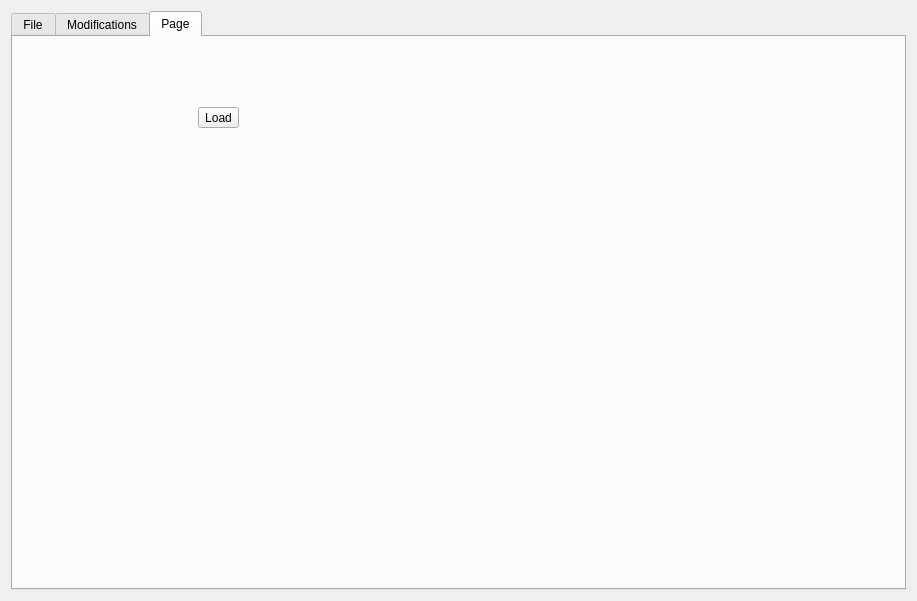
This is AdenitaCoreSE/form/SEAdenitaCoreSEAppGUI.ui in edellano/Adenita-SAMSON-Edition as Qt 5 draws it before an edit. The edited form follows.
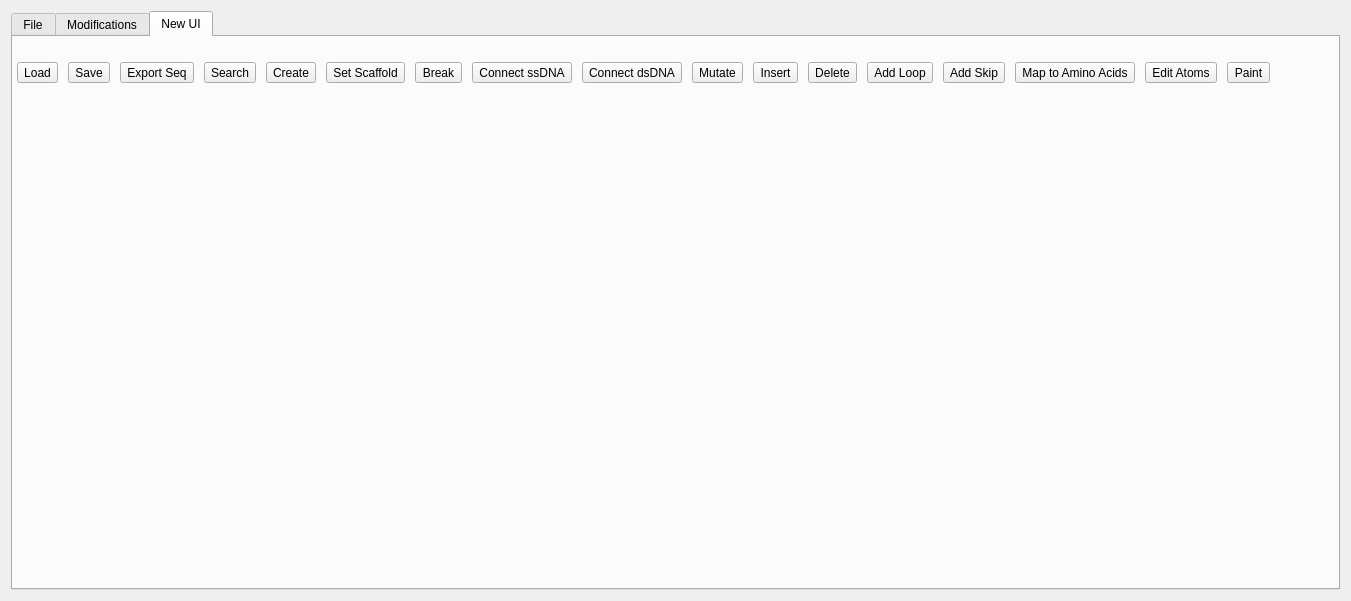
This is the edited form.

Commit message: create main bar of the new UI (icons are work in progress)

The edit to the form file:
```diff
--- a/AdenitaCoreSE/form/SEAdenitaCoreSEAppGUI.ui
+++ b/AdenitaCoreSE/form/SEAdenitaCoreSEAppGUI.ui
@@ -6,7 +6,7 @@
    <rect>
     <x>0</x>
     <y>0</y>
-    <width>917</width>
+    <width>1351</width>
     <height>601</height>
    </rect>
   </property>
@@ -280,24 +280,100 @@
        </widget>
        <widget class="QWidget" name="tab_3">
         <attribute name="title">
-         <string>Page</string>
+         <string>New UI</string>
         </attribute>
         <widget class="QWidget" name="gridLayoutWidget_4">
          <property name="geometry">
           <rect>
            <x>0</x>
            <y>0</y>
-           <width>411</width>
-           <height>161</height>
+           <width>1269</width>
+           <height>71</height>
           </rect>
          </property>
          <layout class="QGridLayout" name="gridLayout_4">
+          <item row="0" column="7">
+           <widget class="QToolButton" name="btnBreak">
+            <property name="text">
+             <string>Break</string>
+            </property>
+            <property name="iconSize">
+             <size>
+              <width>40</width>
+              <height>40</height>
+             </size>
+            </property>
+            <property name="checkable">
+             <bool>true</bool>
+            </property>
+            <property name="toolButtonStyle">
+             <enum>Qt::ToolButtonTextUnderIcon</enum>
+            </property>
+           </widget>
+          </item>
+          <item row="0" column="1">
+           <widget class="QToolButton" name="btnSave">
+            <property name="text">
+             <string>Save</string>
+            </property>
+            <property name="iconSize">
+             <size>
+              <width>40</width>
+              <height>40</height>
+             </size>
+            </property>
+            <property name="toolButtonStyle">
+             <enum>Qt::ToolButtonTextUnderIcon</enum>
+            </property>
+           </widget>
+          </item>
+          <item row="0" column="2">
+           <widget class="QToolButton" name="btnExport">
+            <property name="text">
+             <string>Export Seq</string>
+            </property>
+            <property name="iconSize">
+             <size>
+              <width>40</width>
+              <height>40</height>
+             </size>
+            </property>
+            <property name="toolButtonStyle">
+             <enum>Qt::ToolButtonTextUnderIcon</enum>
+            </property>
+           </widget>
+          </item>
           <item row="0" column="0">
            <widget class="QToolButton" name="btnLoad">
             <property name="text">
              <string>Load</string>
             </property>
+            <property name="iconSize">
+             <size>
+              <width>40</width>
+              <height>40</height>
+             </size>
+            </property>
             <property name="checkable">
+             <bool>false</bool>
+            </property>
+            <property name="toolButtonStyle">
+             <enum>Qt::ToolButtonTextUnderIcon</enum>
+            </property>
+           </widget>
+          </item>
+          <item row="0" column="11">
+           <widget class="QToolButton" name="btnMutate">
+            <property name="text">
+             <string>Mutate</string>
+            </property>
+            <property name="iconSize">
+             <size>
+              <width>40</width>
+              <height>40</height>
+             </size>
+            </property>
+            <property name="checkable">
              <bool>true</bool>
             </property>
             <property name="toolButtonStyle">
@@ -305,6 +381,225 @@
             </property>
            </widget>
           </item>
+          <item row="0" column="4">
+           <widget class="QToolButton" name="btnCreate">
+            <property name="text">
+             <string>Create</string>
+            </property>
+            <property name="iconSize">
+             <size>
+              <width>40</width>
+              <height>40</height>
+             </size>
+            </property>
+            <property name="checkable">
+             <bool>false</bool>
+            </property>
+            <property name="toolButtonStyle">
+             <enum>Qt::ToolButtonTextUnderIcon</enum>
+            </property>
+           </widget>
+          </item>
+          <item row="0" column="14">
+           <widget class="QToolButton" name="btnAddLoop">
+            <property name="text">
+             <string>Add Loop</string>
+            </property>
+            <property name="iconSize">
+             <size>
+              <width>40</width>
+              <height>40</height>
+             </size>
+            </property>
+            <property name="checkable">
+             <bool>true</bool>
+            </property>
+            <property name="toolButtonStyle">
+             <enum>Qt::ToolButtonTextUnderIcon</enum>
+            </property>
+           </widget>
+          </item>
+          <item row="0" column="10">
+           <widget class="QToolButton" name="btnConnectDS">
+            <property name="text">
+             <string>Connect dsDNA</string>
+            </property>
+            <property name="iconSize">
+             <size>
+              <width>40</width>
+              <height>40</height>
+             </size>
+            </property>
+            <property name="checkable">
+             <bool>true</bool>
+            </property>
+            <property name="toolButtonStyle">
+             <enum>Qt::ToolButtonTextUnderIcon</enum>
+            </property>
+           </widget>
+          </item>
+          <item row="0" column="9">
+           <widget class="QToolButton" name="btnConnectSS">
+            <property name="text">
+             <string>Connect ssDNA</string>
+            </property>
+            <property name="iconSize">
+             <size>
+              <width>40</width>
+              <height>40</height>
+             </size>
+            </property>
+            <property name="checkable">
+             <bool>true</bool>
+            </property>
+            <property name="toolButtonStyle">
+             <enum>Qt::ToolButtonTextUnderIcon</enum>
+            </property>
+           </widget>
+          </item>
+          <item row="0" column="12">
+           <widget class="QToolButton" name="btnInsert">
+            <property name="text">
+             <string>Insert</string>
+            </property>
+            <property name="iconSize">
+             <size>
+              <width>40</width>
+              <height>40</height>
+             </size>
+            </property>
+            <property name="checkable">
+             <bool>true</bool>
+            </property>
+            <property name="toolButtonStyle">
+             <enum>Qt::ToolButtonTextUnderIcon</enum>
+            </property>
+           </widget>
+          </item>
+          <item row="0" column="19">
+           <widget class="QToolButton" name="btnPaint">
+            <property name="text">
+             <string>Paint</string>
+            </property>
+            <property name="iconSize">
+             <size>
+              <width>40</width>
+              <height>40</height>
+             </size>
+            </property>
+            <property name="checkable">
+             <bool>true</bool>
+            </property>
+            <property name="toolButtonStyle">
+             <enum>Qt::ToolButtonTextUnderIcon</enum>
+            </property>
+           </widget>
+          </item>
+          <item row="0" column="17">
+           <widget class="QToolButton" name="btnMapToAminoAcids">
+            <property name="text">
+             <string>Map to Amino Acids</string>
+            </property>
+            <property name="iconSize">
+             <size>
+              <width>40</width>
+              <height>40</height>
+             </size>
+            </property>
+            <property name="toolButtonStyle">
+             <enum>Qt::ToolButtonTextUnderIcon</enum>
+            </property>
+           </widget>
+          </item>
+          <item row="0" column="15">
+           <widget class="QToolButton" name="btnAddSkip">
+            <property name="text">
+             <string>Add Skip</string>
+            </property>
+            <property name="iconSize">
+             <size>
+              <width>40</width>
+              <height>40</height>
+             </size>
+            </property>
+            <property name="shortcut">
+             <string>Ctrl+S</string>
+            </property>
+            <property name="checkable">
+             <bool>true</bool>
+            </property>
+            <property name="toolButtonStyle">
+             <enum>Qt::ToolButtonTextUnderIcon</enum>
+            </property>
+           </widget>
+          </item>
+          <item row="0" column="18">
+           <widget class="QToolButton" name="btnEditAtoms">
+            <property name="text">
+             <string>Edit Atoms</string>
+            </property>
+            <property name="iconSize">
+             <size>
+              <width>40</width>
+              <height>40</height>
+             </size>
+            </property>
+            <property name="toolButtonStyle">
+             <enum>Qt::ToolButtonTextUnderIcon</enum>
+            </property>
+           </widget>
+          </item>
+          <item row="0" column="6">
+           <widget class="QToolButton" name="btnSetScaff">
+            <property name="text">
+             <string>Set Scaffold</string>
+            </property>
+            <property name="iconSize">
+             <size>
+              <width>40</width>
+              <height>40</height>
+             </size>
+            </property>
+            <property name="toolButtonStyle">
+             <enum>Qt::ToolButtonTextUnderIcon</enum>
+            </property>
+           </widget>
+          </item>
+          <item row="0" column="13">
+           <widget class="QToolButton" name="btnDelete">
+            <property name="text">
+             <string>Delete</string>
+            </property>
+            <property name="iconSize">
+             <size>
+              <width>40</width>
+              <height>40</height>
+             </size>
+            </property>
+            <property name="checkable">
+             <bool>true</bool>
+            </property>
+            <property name="toolButtonStyle">
+             <enum>Qt::ToolButtonTextUnderIcon</enum>
+            </property>
+           </widget>
+          </item>
+          <item row="0" column="3">
+           <widget class="QToolButton" name="btnSearch">
+            <property name="text">
+             <string>Search</string>
+            </property>
+            <property name="iconSize">
+             <size>
+              <width>40</width>
+              <height>40</height>
+             </size>
+            </property>
+            <property name="toolButtonStyle">
+             <enum>Qt::ToolButtonTextUnderIcon</enum>
+            </property>
+           </widget>
+          </item>
          </layout>
         </widget>
        </widget>
```
Left out of the diff: 2 changed lines with no effect on the pictures. The commit also changes 25 other files.
